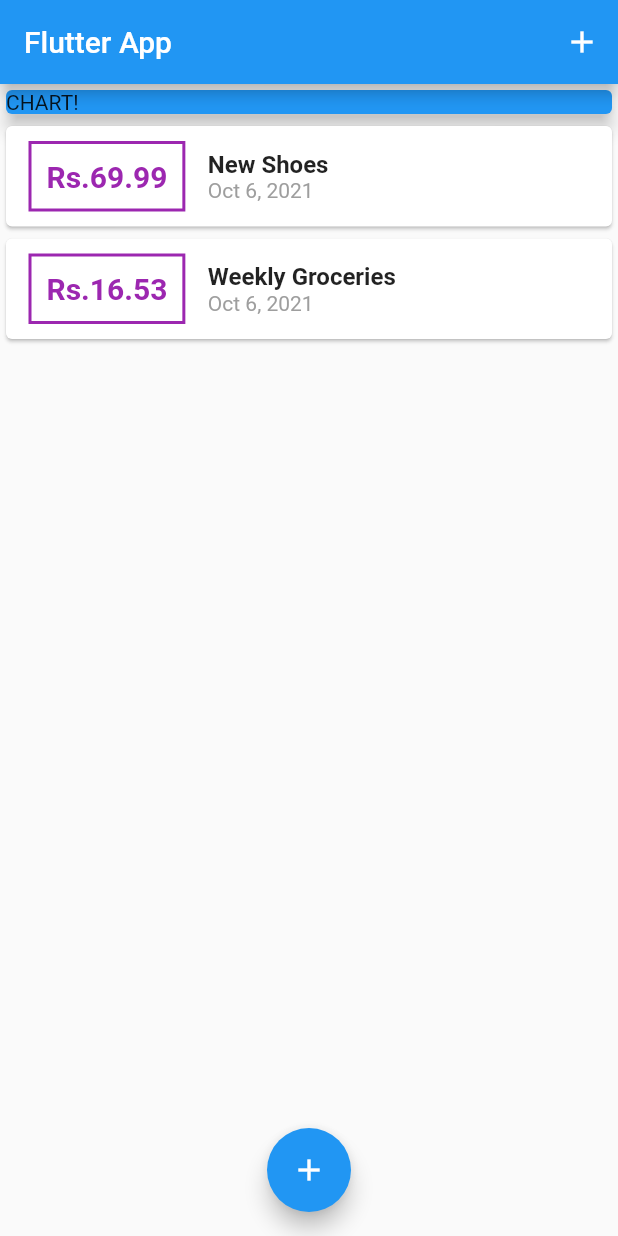
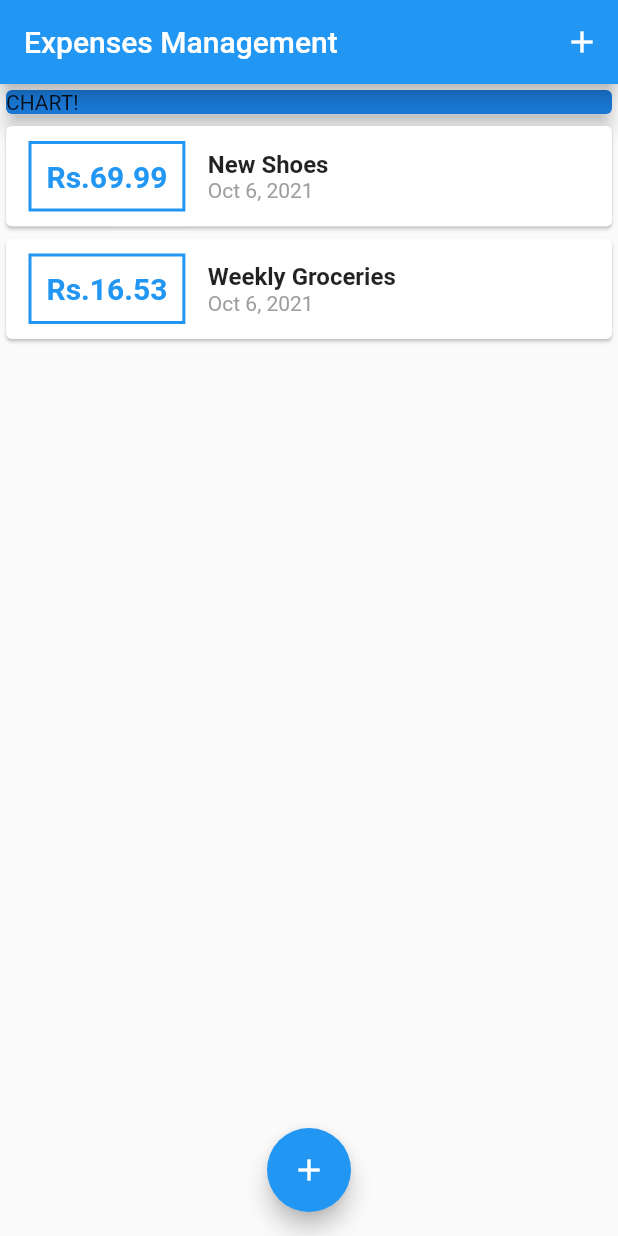
Before and after one commit to LakithaDM/BudgetApp, a Flutter app: the screen it shows after launch, on a phone screen of 412 x 824 dp. Run offline on Flutter 3.47's test engine with Material 2 defaults, Android fonts, the light colour scheme and no system bars.

Commit message:
Add theme color changer

```diff
--- a/budjetapp/lib/main.dart
+++ b/budjetapp/lib/main.dart
@@ -10,7 +10,10 @@ class MyApp extends StatelessWidget {
   @override
   Widget build(BuildContext context) {
     return MaterialApp(
-      title: 'Flutter App',
+      title: 'Expenses Management',
+      theme: ThemeData(
+        primarySwatch: Colors.blue,
+      ),
       home: MyHomePage(),
     );
   }
@@ -69,7 +72,7 @@ class _MyHomePageState extends State<MyHomePage> {
   Widget build(BuildContext context) {
     return Scaffold(
       appBar: AppBar(
-        title: Text('Flutter App'),
+        title: Text('Expenses Management'),
         actions: <Widget>[
           IconButton(
             icon: Icon(Icons.add),
@@ -85,7 +88,7 @@ class _MyHomePageState extends State<MyHomePage> {
             Container(
               width: double.infinity,
               child: Card(
-                color: Colors.blue,
+                color: Theme.of(context).primaryColorDark,
                 child: Text('CHART!'),
                 elevation: 5,
               ),
--- a/budjetapp/lib/widgets/transaction_list.dart
+++ b/budjetapp/lib/widgets/transaction_list.dart
@@ -24,7 +24,7 @@ class TransactionList extends StatelessWidget {
                   ),
                   decoration: BoxDecoration(
                     border: Border.all(
-                      color: Colors.purple,
+                      color: Theme.of(context).primaryColor,
                       width: 2,
                     ),
                   ),
@@ -34,7 +34,7 @@ class TransactionList extends StatelessWidget {
                     style: TextStyle(
                       fontWeight: FontWeight.bold,
                       fontSize: 20,
-                      color: Colors.purple,
+                      color: Theme.of(context).primaryColor,
                     ),
                   ),
                 ),
```
